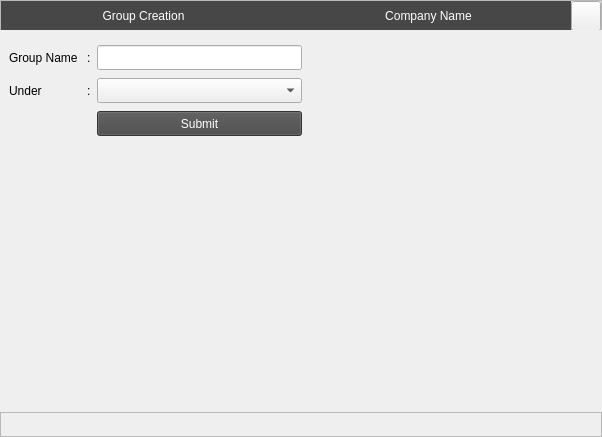
Old version of the form Resources/Ui/CreateGroup.ui in the repository Darshitjivani/MBAS.
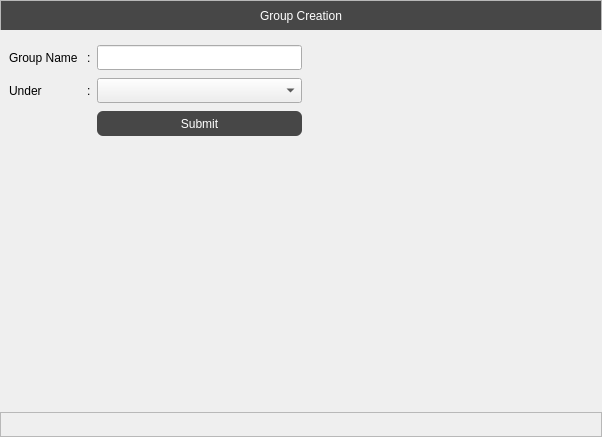
New version of the form. Icons and pictures are not drawn.

```diff
--- a/Resources/Ui/CreateGroup.ui
+++ b/Resources/Ui/CreateGroup.ui
@@ -109,70 +109,29 @@
          </property>
         </widget>
        </item>
-       <item row="0" column="3">
-        <widget class="QPushButton" name="pushButton">
-         <property name="minimumSize">
-          <size>
-           <width>30</width>
-           <height>30</height>
-          </size>
-         </property>
-         <property name="maximumSize">
-          <size>
-           <width>30</width>
-           <height>30</height>
-          </size>
-         </property>
-         <property name="text">
-          <string/>
-         </property>
-         <property name="icon">
-          <iconset resource="../icons/icons.qrc">
-           <normaloff>:/newPrefix/icons/x.svg</normaloff>:/newPrefix/icons/x.svg</iconset>
-         </property>
-         <property name="iconSize">
-          <size>
-           <width>20</width>
-           <height>20</height>
-          </size>
-         </property>
-        </widget>
-       </item>
-       <item row="0" column="2">
-        <widget class="QLabel" name="lbCompanyName">
-         <property name="minimumSize">
-          <size>
-           <width>30</width>
-           <height>30</height>
-          </size>
-         </property>
-         <property name="maximumSize">
-          <size>
-           <width>16777215</width>
-           <height>30</height>
-          </size>
-         </property>
-         <property name="styleSheet">
-          <string notr="true">background-color: rgb(71, 71, 71);
-color: rgb(255, 255, 255);
-font: 10pt &quot;Sitka Text&quot;;
-</string>
-         </property>
-         <property name="text">
-          <string>Company Name</string>
-         </property>
-         <property name="alignment">
-          <set>Qt::AlignCenter</set>
-         </property>
-        </widget>
-       </item>
       </layout>
      </widget>
     </item>
     <item row="1" column="0">
      <widget class="QWidget" name="widget" native="true">
       <property name="styleSheet">
-       <string notr="true">font: 10pt &quot;Sitka Text&quot;;</string>
+       <string notr="true">QPushButton{
+
+	font: 75 10pt &quot;Sitka Small&quot;;
+border-radius:06px;
+background-color: rgb(71, 71, 71);
+color: rgb(255, 255, 255);
+
+
+}
+QPushButton:selected {
+  background: #1464A0;
+  color: #19232d;
+}
+
+
+
+</string>
       </property>
       <layout class="QGridLayout" name="gridLayout">
        <property name="leftMargin">
```
